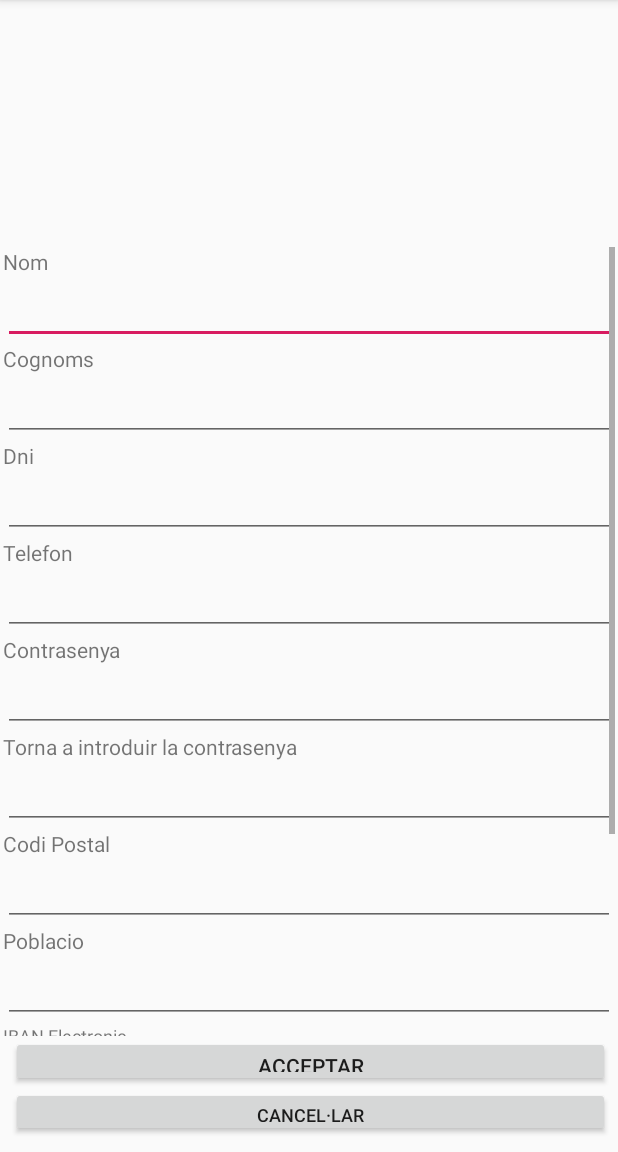
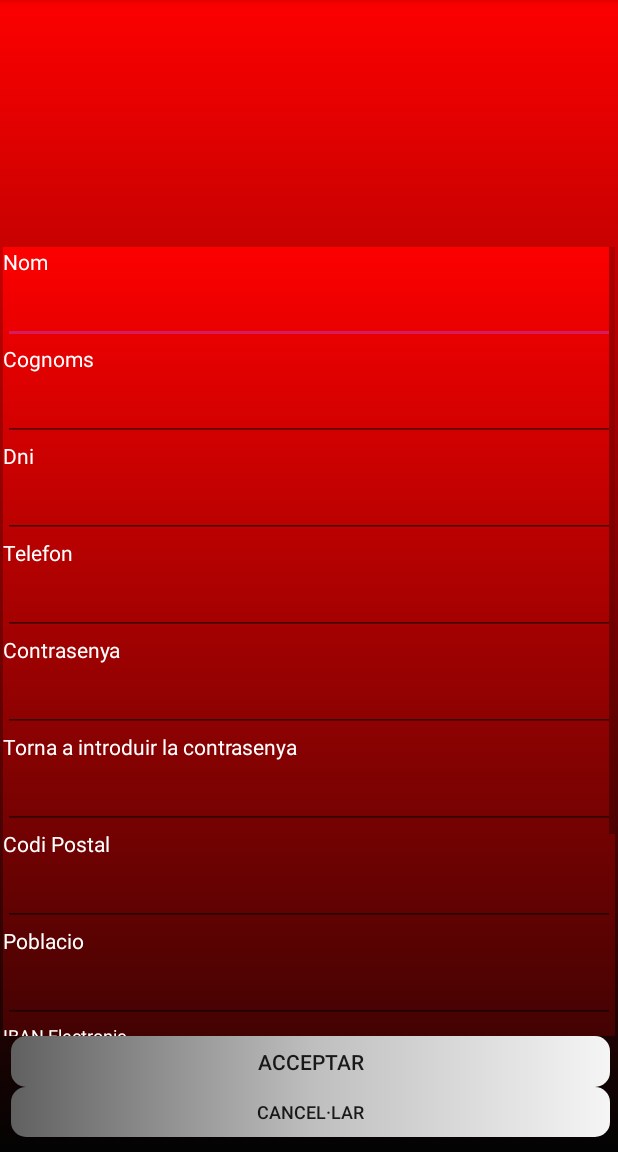
Before and after one commit to pinzon25/GestioGimnasAndroid, an Android app: the AltaUsuari screen opened directly, with no data from a screen before it, on a phone screen of 412 x 824 dp, the part 84-1236 px from its top. Run offline under Robolectric (Android 15) with nearby library versions, the phone set to English and light mode, and no system bars; our stand-ins replace Firebase (no records; nobody signed in at launch, a user with empty details on screens opened directly).

Commit message:
-Modificacio de estils de color dels botons, background dels layouts, i color de text de font de TextViews, EditText, etc.

```diff
--- a/app/src/main/java/ricard/projecte/gestiogimnasandroid/DetailRutines.java
+++ b/app/src/main/java/ricard/projecte/gestiogimnasandroid/DetailRutines.java
@@ -53,6 +53,7 @@ public class DetailRutines extends AppCompatActivity {
         BtMostrar = findViewById(R.id.BtMostrarRutina);
         SpRutines = findViewById(R.id.SpRutinesExistents);
         exercicis = findViewById(R.id.LlistaEx);
+
         nomMuscul = findViewById(R.id.LbNomMuscul);
         Nrutina = findViewById(R.id.TfNomRutina);
         CancelarRutina = findViewById(R.id.BtCancelarRutines);
@@ -175,6 +176,7 @@ public class DetailRutines extends AppCompatActivity {
                     llistaExercicisRutina.add(ex);
                     exercicisLlista.add(ex.getNom());
                     ArrayAdapter adaptador = new ArrayAdapter(DetailRutines.this, android.R.layout.simple_list_item_1,exercicisLlista);
+
                     exercicis.setAdapter(adaptador);
                 }
             }
@@ -262,6 +264,7 @@ public class DetailRutines extends AppCompatActivity {
                     exercicisLlista.add(ex.getNom());
                     Log.d("exerciciLlista conte",ex.getNom()); //Verifiquem el nom que ens arriba des de la activity ActivitatsUsuari.
                     ArrayAdapter adaptador = new ArrayAdapter(DetailRutines.this, android.R.layout.simple_list_item_1,exercicisLlista);
+
                     exercicis.setAdapter(adaptador);
                 }
             }
--- /dev/null
+++ b/app/src/main/res/drawable/fonspantallaaplicacio.xml
@@ -0,0 +1,11 @@
+<?xml version="1.0" encoding="utf-8"?>
+<selector xmlns:android="http://schemas.android.com/apk/res/android">
+    <item>
+        <shape xmlns:android="http://schemas.android.com/apk/res/android">
+            <gradient
+                android:startColor="#FD0000"
+                android:endColor="#030303"
+                android:angle="270"/>
+        </shape>
+    </item>
+</selector>
--- /dev/null
+++ b/app/src/main/res/drawable/gradientbuton.xml
@@ -0,0 +1,12 @@
+<?xml version="1.0" encoding="utf-8"?>
+<selector xmlns:android="http://schemas.android.com/apk/res/android">
+    <item>
+        <shape xmlns:android="http://schemas.android.com/apk/res/android">
+            <gradient
+                android:startColor="#606060"
+                android:centerColor="#bebebe"
+                android:endColor="#f5f5f5" />
+            <corners android:radius="10dp" />
+        </shape>
+    </item>
+</selector>
--- a/app/src/main/res/layout/activity_activitats_usuari.xml
+++ b/app/src/main/res/layout/activity_activitats_usuari.xml
@@ -4,6 +4,7 @@
     xmlns:tools="http://schemas.android.com/tools"
     android:layout_width="match_parent"
     android:layout_height="match_parent"
+    android:background="@drawable/fonspantallaaplicacio"
     tools:context=".ActivitatsUsuari">
 
     <ImageView
@@ -36,6 +37,7 @@
         android:layout_height="wrap_content"
         android:layout_marginTop="16dp"
         android:text="Activitats Disponibles"
+        android:textColor="#ffffff"
         app:layout_constraintEnd_toEndOf="parent"
         app:layout_constraintHorizontal_bias="0.498"
         app:layout_constraintStart_toStartOf="parent"
@@ -45,6 +47,7 @@
         android:id="@+id/BtCancelar"
         android:layout_width="wrap_content"
         android:layout_height="wrap_content"
+        android:background="@drawable/gradientbuton"
         android:onClick="sortir"
         android:text="Cancel·lar"
         app:layout_constraintBottom_toBottomOf="parent"
--- a/app/src/main/res/layout/activity_alta_usuari.xml
+++ b/app/src/main/res/layout/activity_alta_usuari.xml
@@ -4,6 +4,7 @@
     xmlns:tools="http://schemas.android.com/tools"
     android:layout_width="match_parent"
     android:layout_height="match_parent"
+    android:background="@drawable/fonspantallaaplicacio"
     tools:context=".AltaUsuari">
 
     <ScrollView
@@ -17,156 +18,180 @@
         <LinearLayout
             android:layout_width="match_parent"
             android:layout_height="wrap_content"
+            android:background="@drawable/fonspantallaaplicacio"
             android:orientation="vertical">
 
             <TextView
                 android:id="@+id/LBNomAlta"
                 android:layout_width="match_parent"
                 android:layout_height="wrap_content"
-                android:text="Nom" />
+                android:text="Nom"
+                android:textColor="#ffffff"/>
 
             <EditText
                 android:id="@+id/TfNomAlta"
                 android:layout_width="match_parent"
                 android:layout_height="wrap_content"
                 android:ems="10"
+                android:textColor="#ffffff"
                 android:inputType="textPersonName" />
 
             <TextView
                 android:id="@+id/LbCognomsAlta"
                 android:layout_width="match_parent"
                 android:layout_height="wrap_content"
-                android:text="Cognoms" />
+                android:text="Cognoms"
+                android:textColor="#ffffff"/>
 
             <EditText
                 android:id="@+id/TfCognomsAlta"
                 android:layout_width="match_parent"
                 android:layout_height="wrap_content"
                 android:ems="10"
-                android:inputType="textPersonName" />
+                android:inputType="textPersonName"
+                android:textColor="#ffffff"/>
 
             <TextView
                 android:id="@+id/LbDniAlta"
                 android:layout_width="match_parent"
                 android:layout_height="wrap_content"
-                android:text="Dni" />
+                android:text="Dni"
+                android:textColor="#ffffff"/>
 
             <EditText
                 android:id="@+id/TfDniAlta"
                 android:layout_width="match_parent"
                 android:layout_height="wrap_content"
                 android:ems="10"
-                android:inputType="textPersonName" />
+                android:inputType="textPersonName"
+                android:textColor="#ffffff"/>
 
             <TextView
                 android:id="@+id/LbTelefonAlta"
                 android:layout_width="match_parent"
                 android:layout_height="wrap_content"
-                android:text="Telefon" />
+                android:text="Telefon"
+                android:textColor="#ffffff"/>
 
             <EditText
                 android:id="@+id/TfTelefonAlta"
                 android:layout_width="match_parent"
                 android:layout_height="wrap_content"
                 android:ems="10"
-                android:inputType="textPersonName" />
+                android:inputType="textPersonName"
+                android:textColor="#ffffff"/>
 
             <TextView
                 android:id="@+id/LbContrasenyaAlta"
                 android:layout_width="match_parent"
                 android:layout_height="wrap_content"
-                android:text="Contrasenya" />
+                android:text="Contrasenya"
+                android:textColor="#ffffff"/>
 
             <EditText
                 android:id="@+id/TfContrasenya"
                 android:layout_width="match_parent"
                 android:layout_height="wrap_content"
                 android:ems="10"
-                android:inputType="textPassword" />
+                android:inputType="textPassword"
+                android:textColor="#ffffff"/>
 
             <TextView
                 android:id="@+id/LbRepeticioAlta"
                 android:layout_width="match_parent"
                 android:layout_height="wrap_content"
-                android:text="Torna a introduir la contrasenya" />
+                android:text="Torna a introduir la contrasenya"
+                android:textColor="#ffffff"/>
 
             <EditText
                 android:id="@+id/TfRepeticioAlta"
                 android:layout_width="match_parent"
                 android:layout_height="wrap_content"
                 android:ems="10"
-                android:inputType="textPassword" />
+                android:inputType="textPassword"
+                android:textColor="#ffffff"/>
 
             <TextView
                 android:id="@+id/LbCodiPostalAlta"
                 android:layout_width="match_parent"
                 android:layout_height="wrap_content"
-                android:text="Codi Postal" />
+                android:text="Codi Postal"
+                android:textColor="#ffffff"/>
 
             <EditText
                 android:id="@+id/TfCodiPostalAlta"
                 android:layout_width="match_parent"
                 android:layout_height="wrap_content"
                 android:ems="10"
-                android:inputType="textPersonName" />
+                android:inputType="textPersonName"
+                android:textColor="#ffffff"/>
 
             <TextView
                 android:id="@+id/LbPoblacioAlta"
                 android:layout_width="match_parent"
                 android:layout_height="wrap_content"
-                android:text="Poblacio" />
+                android:text="Poblacio"
+                android:textColor="#ffffff"/>
 
             <EditText
                 android:id="@+id/TfPoblacioAlta"
                 android:layout_width="match_parent"
                 android:layout_height="wrap_content"
                 android:ems="10"
-                android:inputType="textPersonName" />
+                android:inputType="textPersonName"
+                android:textColor="#ffffff"/>
 
             <TextView
                 android:id="@+id/LbIbanAlta"
                 android:layout_width="match_parent"
                 android:layout_height="wrap_content"
                 android:text="IBAN Electronic"
-                android:textSize="12sp" />
+                android:textSize="12sp"
+                android:textColor="#ffffff"/>
 
             <EditText
                 android:id="@+id/TfIbanAlta"
                 android:layout_width="401dp"
                 android:layout_height="wrap_content"
                 android:ems="10"
-                android:inputType="textPersonName" />
+                android:inputType="textPersonName"
+                android:textColor="#ffffff"/>
 
             <TextView
                 android:id="@+id/LbJornadaAlta"
                 android:layout_width="match_parent"
                 android:layout_height="wrap_content"
-                android:text="Jornada" />
+                android:text="Jornada"
+                android:textColor="#ffffff"/>
 
             <RadioButton
                 android:id="@+id/RbMatiAlta"
                 android:layout_width="match_parent"
                 android:layout_height="22dp"
-                android:text="Mati" />
+                android:text="Mati"
+                android:textColor="#ffffff"/>
 
             <RadioButton
                 android:id="@+id/RbTardaAlta"
                 android:layout_width="match_parent"
                 android:layout_height="22dp"
-                android:text="Tarda" />
+                android:text="Tarda"
+                android:textColor="#ffffff"/>
 
             <TextView
                 android:id="@+id/LbCuotaAlta"
                 android:layout_width="match_parent"
                 android:layout_height="wrap_content"
-                android:text="Cuota" />
+                android:text="Cuota"
+                android:textColor="#ffffff"/>
 
             <EditText
                 android:id="@+id/TfCuotaAlta"
                 android:layout_width="398dp"
                 android:layout_height="wrap_content"
                 android:ems="10"
-                android:inputType="textPersonName" />
+                android:inputType="textPersonName"
+                android:textColor="#ffffff"/>
 
         </LinearLayout>
     </ScrollView>
@@ -184,12 +209,14 @@
             android:id="@+id/BtAcceptarAlta"
             android:layout_width="match_parent"
             android:layout_height="34dp"
+            android:background="@drawable/gradientbuton"
             android:text="Acceptar" />
 
         <Button
             android:id="@+id/BtCancelarAlta"
             android:layout_width="match_parent"
             android:layout_height="33dp"
+            android:background="@drawable/gradientbuton"
             android:onClick="sortir"
             android:text="Cancel·lar"
             android:textSize="12sp" />
--- a/app/src/main/res/layout/activity_rutines_usuari.xml
+++ b/app/src/main/res/layout/activity_rutines_usuari.xml
@@ -4,6 +4,7 @@
     xmlns:tools="http://schemas.android.com/tools"
     android:layout_width="match_parent"
     android:layout_height="match_parent"
+    android:background="@drawable/fonspantallaaplicacio"
     tools:context=".RutinesUsuari">
 
     <ImageView
@@ -36,6 +37,7 @@
         android:layout_height="wrap_content"
         android:layout_marginTop="16dp"
         android:text="Musculs"
+        android:textColor="#ffffff"
         app:layout_constraintEnd_toEndOf="parent"
         app:layout_constraintStart_toStartOf="parent"
         app:layout_constraintTop_toBottomOf="@+id/imageView4" />
--- a/app/src/main/res/layout/activity_vista_principal_usuari.xml
+++ b/app/src/main/res/layout/activity_vista_principal_usuari.xml
@@ -4,6 +4,7 @@
     xmlns:tools="http://schemas.android.com/tools"
     android:layout_width="match_parent"
     android:layout_height="match_parent"
+    android:background="@drawable/fonspantallaaplicacio"
     tools:context=".VistaPrincipalUsuari">
 
     <ImageView
@@ -22,6 +23,7 @@
         android:layout_width="107dp"
         android:layout_height="35dp"
         android:layout_marginTop="40dp"
+        android:textColor="#ffffff"
         app:layout_constraintEnd_toEndOf="parent"
         app:layout_constraintStart_toStartOf="parent"
         app:layout_constraintTop_toBottomOf="@+id/imageView" />
@@ -31,6 +33,7 @@
         android:layout_width="wrap_content"
         android:layout_height="wrap_content"
         android:layout_marginTop="8dp"
+        android:background="@drawable/gradientbuton"
         android:onClick="ModificaDadesClient"
         android:text="Modificar dades"
         app:layout_constraintEnd_toEndOf="parent"
@@ -42,6 +45,7 @@
         android:id="@+id/BtRutinesFitness"
         android:layout_width="147dp"
         android:layout_height="54dp"
+        android:background="@drawable/gradientbuton"
         android:onClick="RutinesClient"
         android:text="Rutines Fitness"
         app:layout_constraintEnd_toEndOf="parent"
@@ -52,6 +56,7 @@
         android:id="@+id/BtActivitats"
         android:layout_width="wrap_content"
         android:layout_height="wrap_content"
+        android:background="@drawable/gradientbuton"
         android:onClick="ActivitatsClient"
         android:text="Activitats"
         app:layout_constraintBottom_toBottomOf="parent"
@@ -64,6 +69,7 @@
         android:id="@+id/BtSortir"
         android:layout_width="wrap_content"
         android:layout_height="wrap_content"
+        android:background="@drawable/gradientbuton"
         android:onClick="sortir"
         android:text="Sortir"
         app:layout_constraintEnd_toEndOf="parent"
```
Also changed, not shown: app/src/main/res/layout/activity_baixa_usuari.xml (+7 -0 lines), app/src/main/res/layout/activity_detail_rutines.xml (+15 -2 lines), app/src/main/res/layout/activity_main.xml (+9 -2 lines), app/src/main/res/layout/activity_modifica_dades_usuari.xml (+17 -0 lines), app/src/main/res/layout/upordown.xml (+7 -3 lines).
